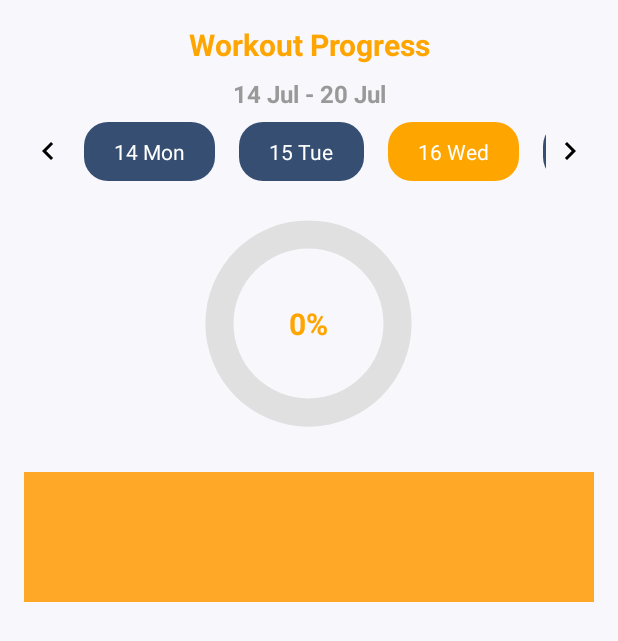
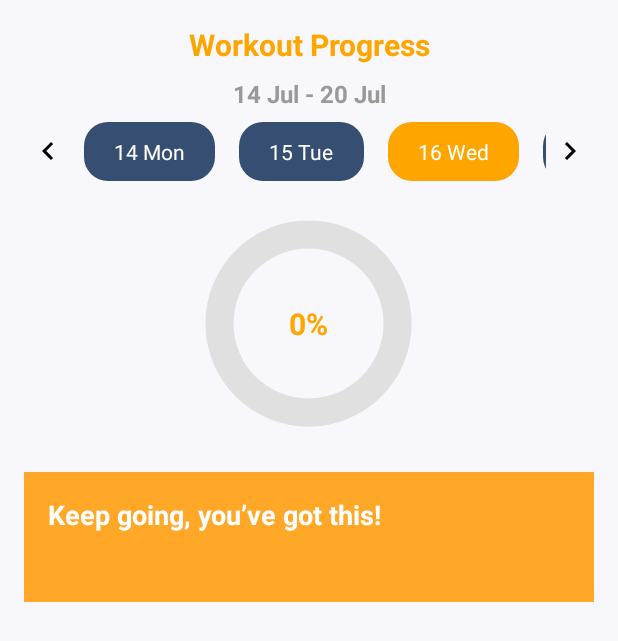
Before and after one commit to Ductrung2923/AppGym, an Android app: the fragment ProgressFragment shown on its own in the app's theme, on a phone screen of 412 x 824 dp. Shown: the top 641 px of the screen. Run offline under Robolectric (Android 15) with nearby library versions, the phone set to English and light mode, and no system bars.

Commit message:
Re final code

```diff
--- a/gym/app/src/main/java/com/example/gym/Activity/ProgressFragment.java
+++ b/gym/app/src/main/java/com/example/gym/Activity/ProgressFragment.java
@@ -33,6 +33,7 @@ public class ProgressFragment extends Fragment {
     ImageView btnPrevWeek, btnNextWeek;
     Calendar currentWeekStart;
     TextView weekTitle;
+    TextView motivationText;
 
     @Nullable
     @Override
@@ -41,6 +42,7 @@ public class ProgressFragment extends Fragment {
                              @Nullable Bundle savedInstanceState) {
         View view = inflater.inflate(R.layout.fragment_progress, container, false);
         weekTitle = view.findViewById(R.id.weekTitle);
+        motivationText = view.findViewById(R.id.motivationText);
 
         progressBar = view.findViewById(R.id.progressBar);
         progressText = view.findViewById(R.id.progressText);
@@ -157,27 +159,35 @@ public class ProgressFragment extends Fragment {
         SimpleDateFormat sdf = new SimpleDateFormat("yyyy-MM-dd", Locale.getDefault());
         String dateStr = sdf.format(selectedDate.getTime());
 
-        // Ưu tiên phần trăm nếu có
         float percent = prefs.getFloat("progress_" + dateStr, -1f);
+        int finalPercent;
 
         if (percent >= 0) {
-            // Có dữ liệu phần trăm
             int displayPercent = Math.min(100, Math.round(percent));
             progressBar.setProgress(displayPercent);
             progressText.setText(displayPercent + "%");
+            finalPercent = displayPercent;
         } else {
-            // Nếu không có phần trăm, fallback sang số phút
             int completedMinutes = prefs.getInt("completed_" + dateStr, 0);
-            int goalMinutes = 15; // fallback mặc định
-
-            // Tính phần trăm dựa trên số phút
+            int goalMinutes = 15;
             int fallbackPercent = (int) ((completedMinutes / (float) goalMinutes) * 100);
             fallbackPercent = Math.max(0, Math.min(100, fallbackPercent));
-
             progressBar.setProgress(fallbackPercent);
             progressText.setText(fallbackPercent + "%");
+            finalPercent = fallbackPercent;
         }
+
+        // 🎯 Thêm lời chúc theo phần trăm
+        if (finalPercent < 30) {
+            motivationText.setText("Keep going, you’ve got this!");
+        } else if (finalPercent < 99) {
+            motivationText.setText("Stay consistent, you’re doing great!");
+        } else {
+            motivationText.setText("Congratulations! You've completed your goal!");
+        }
+
     }
+
 
     // ✅ ĐÃ di chuyển vào đúng trong class
     private void addSessionCard(String title, String time, int imageRes) {
--- a/gym/app/src/main/res/layout/fragment_progress.xml
+++ b/gym/app/src/main/res/layout/fragment_progress.xml
@@ -112,9 +112,10 @@
             android:backgroundTintMode="src_atop">
 
             <TextView
+                android:id="@+id/motivationText"
                 android:layout_width="wrap_content"
                 android:layout_height="wrap_content"
-                android:text=""
+                android:text="Have a great workout!"
                 android:textColor="@android:color/white"
                 android:textStyle="bold"
                 android:textSize="18sp"
```
Also changed, not shown: gym/app/src/main/java/com/example/gym/Activity/WorkoutDetailActivity.java (+19 -1 lines).
